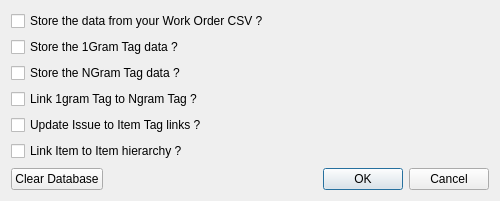
First picture: the form in nestor/ui/dialogmenu_databaserunqueries.ui, repository usnistgov/nestor, before the edit.
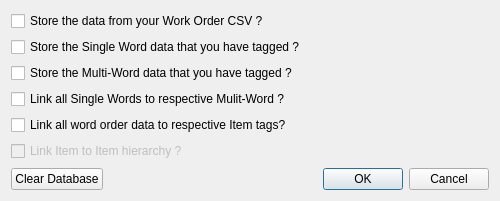
Second picture: the form after the edit.

What changed in the file:
```diff
--- a/nestor/ui/dialogmenu_databaserunqueries.ui
+++ b/nestor/ui/dialogmenu_databaserunqueries.ui
@@ -46,7 +46,7 @@
         <bool>true</bool>
        </property>
        <property name="text">
-        <string>Update Issue to Item Tag links ?</string>
+        <string>Link all word order data to respective Item tags?</string>
        </property>
        <attribute name="buttonGroup">
         <string notr="true">buttonGroup_DialogDatabaseRunQuery</string>
@@ -59,7 +59,7 @@
         <bool>true</bool>
        </property>
        <property name="text">
-        <string>Store the NGram Tag data ?</string>
+        <string>Store the Multi-Word data that you have tagged ?</string>
        </property>
        <attribute name="buttonGroup">
         <string notr="true">buttonGroup_DialogDatabaseRunQuery</string>
@@ -85,7 +85,7 @@
         <bool>true</bool>
        </property>
        <property name="text">
-        <string>Store the 1Gram Tag data ?</string>
+        <string>Store the Single Word data that you have tagged ?</string>
        </property>
        <attribute name="buttonGroup">
         <string notr="true">buttonGroup_DialogDatabaseRunQuery</string>
@@ -95,7 +95,7 @@
      <item row="5" column="0">
       <widget class="QCheckBox" name="checkBox_DialogDatabaseRunQuery_ItemToItem">
        <property name="enabled">
-        <bool>true</bool>
+        <bool>false</bool>
        </property>
        <property name="text">
         <string>Link Item to Item hierarchy ?</string>
@@ -111,7 +111,7 @@
         <bool>true</bool>
        </property>
        <property name="text">
-        <string>Link 1gram Tag to Ngram Tag ?</string>
+        <string>Link all Single Words to respective Mulit-Word ?</string>
        </property>
        <attribute name="buttonGroup">
         <string notr="true">buttonGroup_DialogDatabaseRunQuery</string>
```
